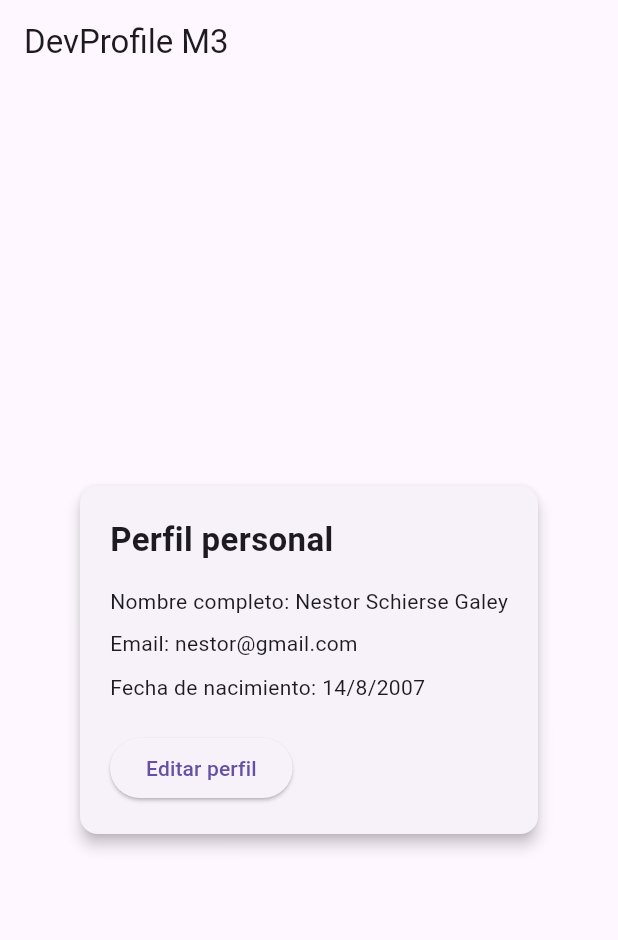
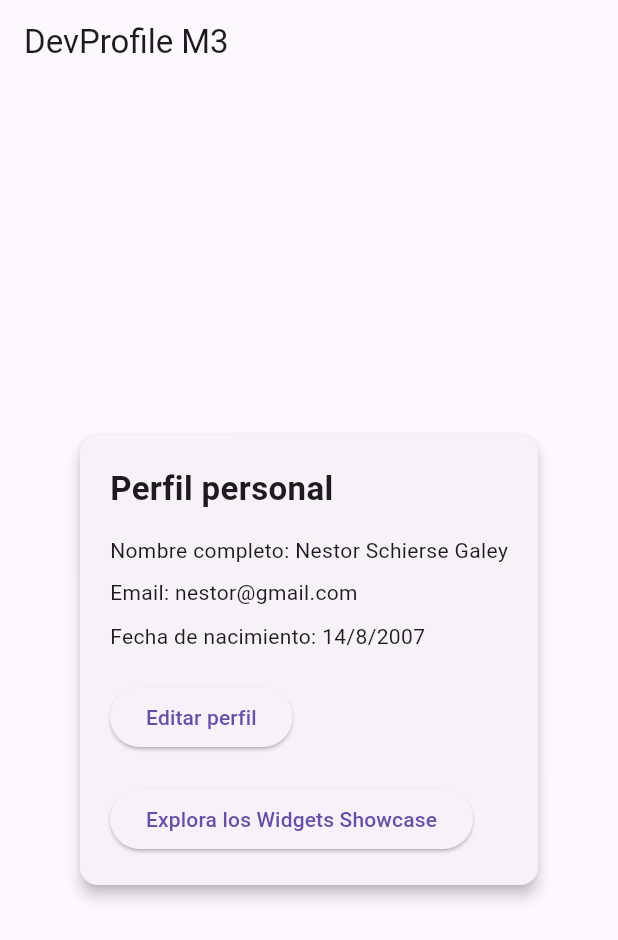
Before and after one commit to Nestor676/PF2-PMM, a Flutter app: the screen it shows after launch, on a phone screen of 412 x 824 dp. Shown: the top 940 px of the screen. Run offline on Flutter 3.47's test engine with Material 3 defaults, Android fonts, the phone set to English and light mode, and no system bars.

```diff
--- a/pf2/lib/main.dart
+++ b/pf2/lib/main.dart
@@ -1,6 +1,7 @@
 import 'package:flutter/material.dart';
 import 'package:pf2/screens/home_screen.dart';
 import 'package:pf2/screens/personal_screen.dart';
+import 'package:pf2/screens/widget_screen.dart';
 
 void main(){
   runApp( MyApp());
@@ -15,7 +16,8 @@ class MyApp() extends StatelessWidget {
       initialRoute: "/",
       routes: {
         "/": (context) => HomeScreen(),
-        "/personal":(context) => PersonalScreen()
+        "/personal":(context) => PersonalScreen(),
+        "/widget":(context) => WidgetScreen()
       },
     );
   }
--- a/pf2/lib/screens/home_screen.dart
+++ b/pf2/lib/screens/home_screen.dart
@@ -43,6 +43,9 @@ class _HomeScreenState extends State<HomeScreen> {
                     });
                   }
                 }, child: Text('Editar perfil')),
+
+                const SizedBox(height: 20,),
+                ElevatedButton(onPressed: () {Navigator.pushNamed(context, "/widget");}, child: Text('Explora los Widgets Showcase')),
               ],
             ),
           ),
```
Also changed, not shown: pf2/lib/screens/widget_screen.dart (+24 -1 lines).
